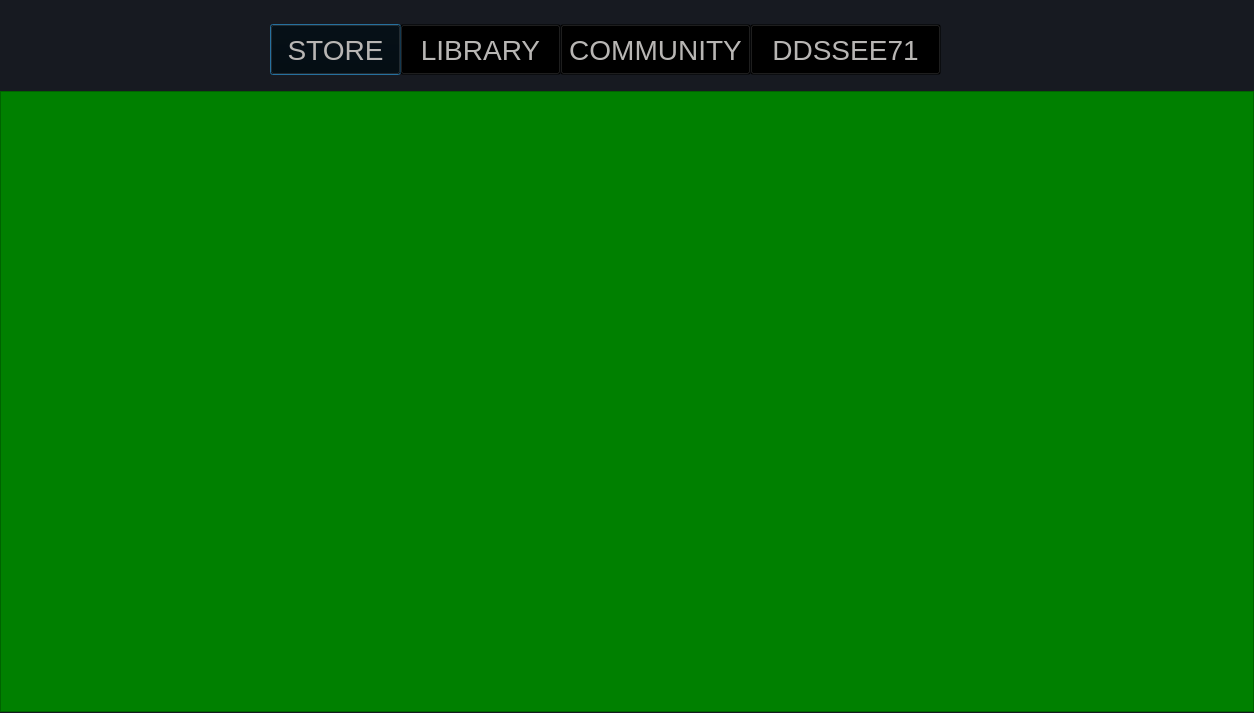
Before: the Qt Designer form Steam/Steam/mainview.ui in keyvan-dadash/DB-steam, drawn with Qt 5.
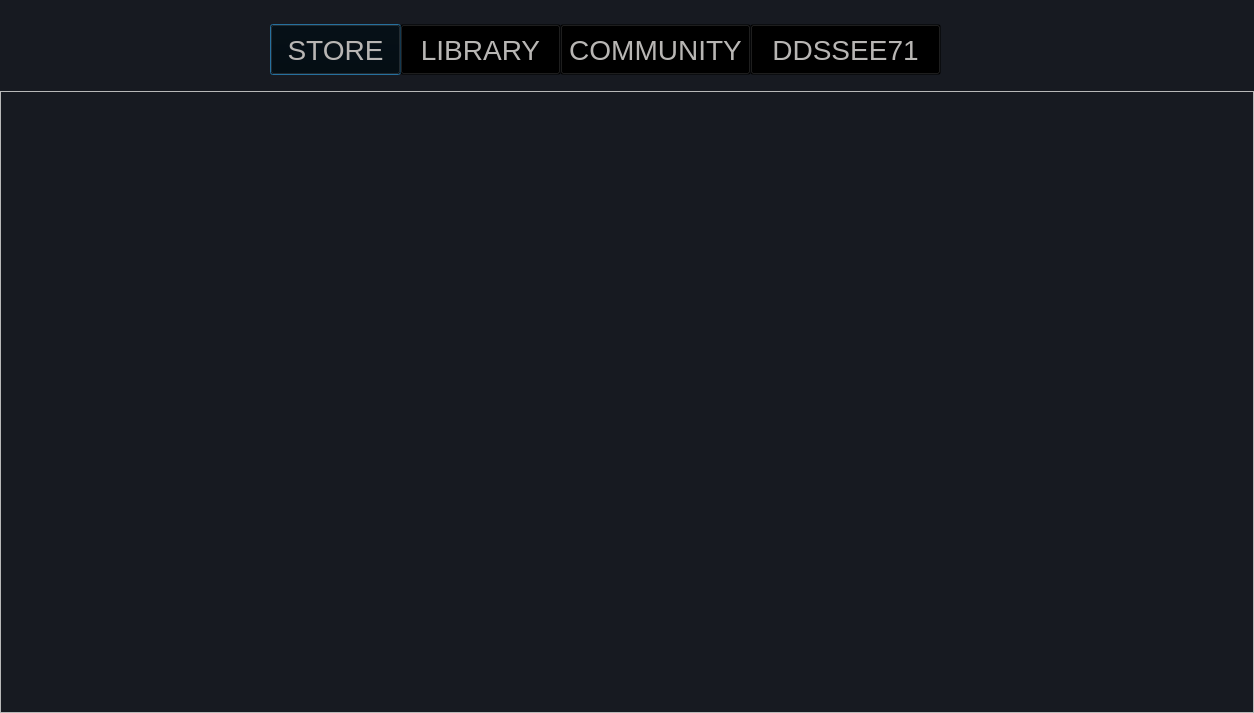
After: the same form once the commit is applied. Icons and pictures are not drawn.

What changed in the file:
```diff
--- a/Steam/Steam/mainview.ui
+++ b/Steam/Steam/mainview.ui
@@ -116,25 +116,6 @@
     <string>LIBRARY</string>
    </property>
   </widget>
-  <widget class="QFrame" name="frameWidget">
-   <property name="geometry">
-    <rect>
-     <x>0</x>
-     <y>91</y>
-     <width>1254</width>
-     <height>621</height>
-    </rect>
-   </property>
-   <property name="styleSheet">
-    <string notr="true">background-color:green;</string>
-   </property>
-   <property name="frameShape">
-    <enum>QFrame::StyledPanel</enum>
-   </property>
-   <property name="frameShadow">
-    <enum>QFrame::Raised</enum>
-   </property>
-  </widget>
   <widget class="QLabel" name="labelLogoImg">
    <property name="geometry">
     <rect>
@@ -154,6 +135,25 @@
     <string/>
    </property>
   </widget>
+  <widget class="QFrame" name="frameWidget">
+   <property name="geometry">
+    <rect>
+     <x>0</x>
+     <y>91</y>
+     <width>1254</width>
+     <height>622</height>
+    </rect>
+   </property>
+   <property name="styleSheet">
+    <string notr="true">background:none;</string>
+   </property>
+   <property name="frameShape">
+    <enum>QFrame::StyledPanel</enum>
+   </property>
+   <property name="frameShadow">
+    <enum>QFrame::Raised</enum>
+   </property>
+  </widget>
  </widget>
  <resources/>
  <connections/>
```
